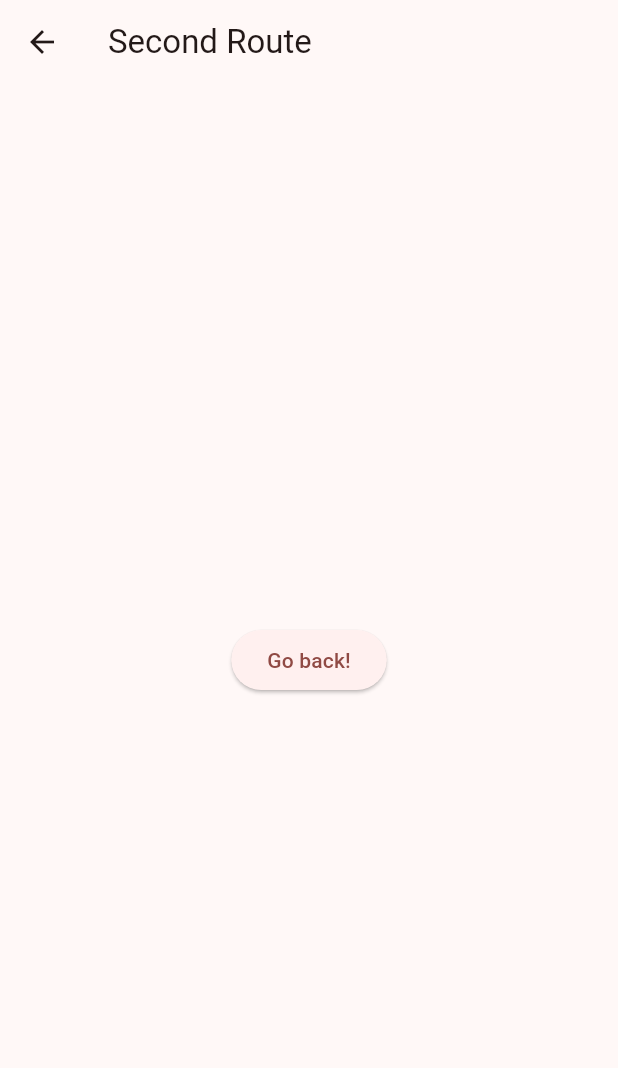
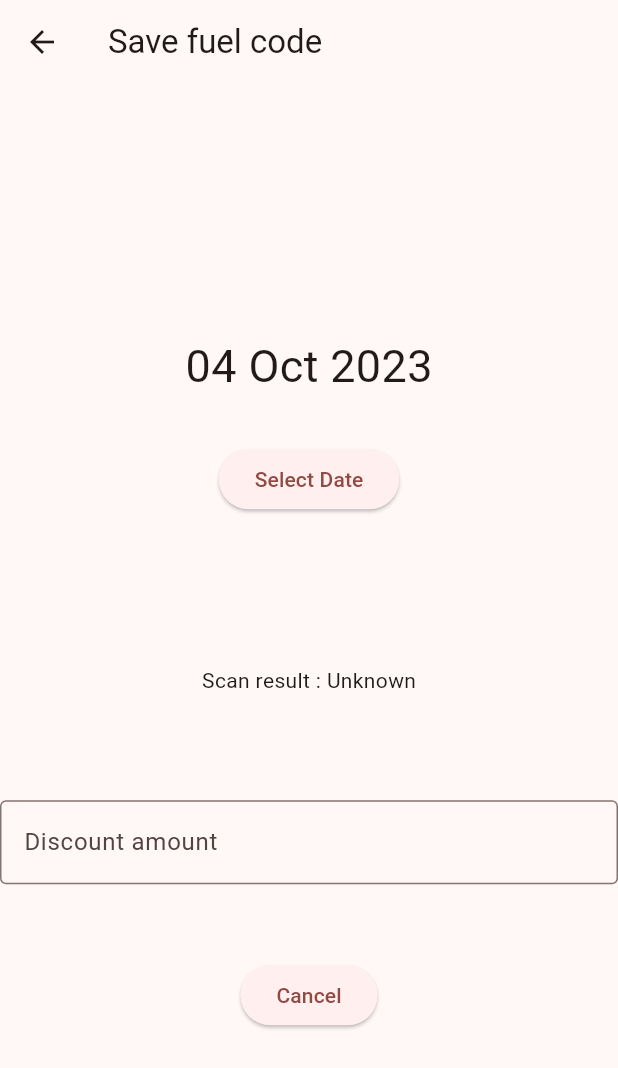
Before and after one commit to evoation-angus/supermarket_barcode_scanner, a Flutter app: the screen it shows after launch, after a tap on "Save Code", on a phone screen of 412 x 824 dp. Shown: the top 1068 px of the screen. Run offline on Flutter 3.47's test engine with Material 2 defaults, Android fonts, the phone set to English and light mode, and no system bars; missing offline and left inert: flutter_barcode_scanner, syncfusion_flutter_barcodes.

Commit message:
state added date picker

```diff
--- a/lib/main.dart
+++ b/lib/main.dart
@@ -2,6 +2,7 @@ import 'dart:async';
 
 import 'package:flutter/material.dart';
 import 'package:flutter/services.dart';
+import 'package:intl/intl.dart';
 import 'package:flutter_barcode_scanner/flutter_barcode_scanner.dart';
 import 'package:syncfusion_flutter_barcodes/barcodes.dart';
 
@@ -105,7 +106,9 @@ class _HomeScreenState extends State<HomeScreen> {
                                   Navigator.push(
                                     context,
                                     MaterialPageRoute(
-                                    builder: (context) => const SecondRoute()),
+                                        builder: (context) => SecondRoute(
+                                              barcode: _scanBarcode,
+                                            )),
                                   )
                                 },
                             child: const Text('Save Code')),
@@ -132,37 +135,93 @@ class _HomeScreenState extends State<HomeScreen> {
                                 value: _scanBarcode,
                                 symbology: Code128(),
                                 showValue: false,
+                              )),
                         )
-                              ),
-                        )
-                      ]
-                      )
-                      );
-            }
-            )
-            )
-            );
+                      ]));
+            })));
   }
 }
 
+class SecondRoute extends StatefulWidget {
+  const SecondRoute({key, required this.barcode}) : super(key: key);
 
-class SecondRoute extends StatelessWidget {
-  const SecondRoute({super.key});
+  final String barcode;
+
+  _SecondRouteState createState() => _SecondRouteState();
+}
+
+class _SecondRouteState extends State<SecondRoute> {
+  @override
+  void initState() {
+    super.initState();
+  }
+
+  DateTime _selectedDate = DateTime.now();
+
+  void _presentDatePicker() {
+    // showDatePicker is a pre-made funtion of Flutter
+    showDatePicker(
+            context: context,
+            initialDate: DateTime.now(),
+            firstDate: DateTime(2020),
+            lastDate: DateTime(2030))
+        .then((pickedDate) {
+      // Check if no date is selected
+      if (pickedDate == null) {
+        return;
+      }
+      setState(() {
+        // using state so that the UI will be rerendered when date is picked
+        _selectedDate = pickedDate;
+      });
+    });
+  }
 
   @override
   Widget build(BuildContext context) {
+    final String barcode = widget.barcode;
     return Scaffold(
         appBar: AppBar(
-        title: const Text('Second Route'),
+          title: const Text('Save fuel code'),
         ),
         body: Center(
-        child: ElevatedButton(
+          child: Flex(
+              direction: Axis.vertical,
+              mainAxisAlignment: MainAxisAlignment.center,
+              children: <Widget>[
+                Container(
+                  padding: const EdgeInsets.all(30),
+                  child: Text(
+                    _selectedDate != null
+                        ? DateFormat('dd MMM yyyy').format(_selectedDate)
+                        : 'No date selected!',
+                    style: const TextStyle(fontSize: 30),
+                  ),
+                ),
+                ElevatedButton(
+                    onPressed: _presentDatePicker,
+                    child: const Text('Select Date')),
+                const SizedBox(height: 100),
+                Text('Scan result : $barcode\n'),
+                const SizedBox(height: 50),
+                const TextField(
+                  decoration: InputDecoration(
+                    border: OutlineInputBorder(),
+                    hintText: 'Discount amount',
+                  ),
+                ),
+                const SizedBox(height: 50),
+
+
+                // display the selected date
+
+                ElevatedButton(
                   onPressed: () {
                     Navigator.pop(context);
                   },
-          child: const Text('Go back!'),
-        ),
-      ),
-    );
+                  child: const Text('Cancel'),
+                )
+              ]),
+        ));
   }
 }
--- a/pubspec.yaml
+++ b/pubspec.yaml
@@ -38,6 +38,7 @@ dependencies:
   cupertino_icons: ^1.0.2
   flutter_barcode_scanner: ^2.0.0
   syncfusion_flutter_barcodes: ^23.1.38
+  intl: ^0.18.1
 
 dev_dependencies:
   flutter_test:
```
Also changed, not shown: pubspec.lock. Lines whose indentation alone changed are shown as unchanged.
